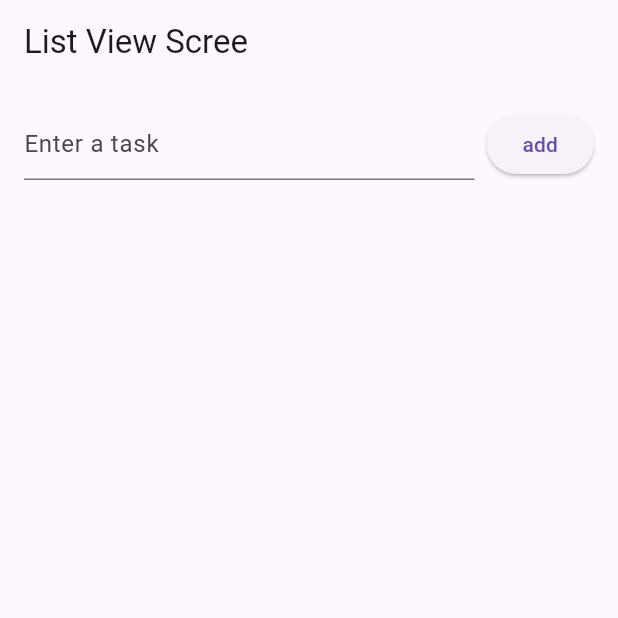
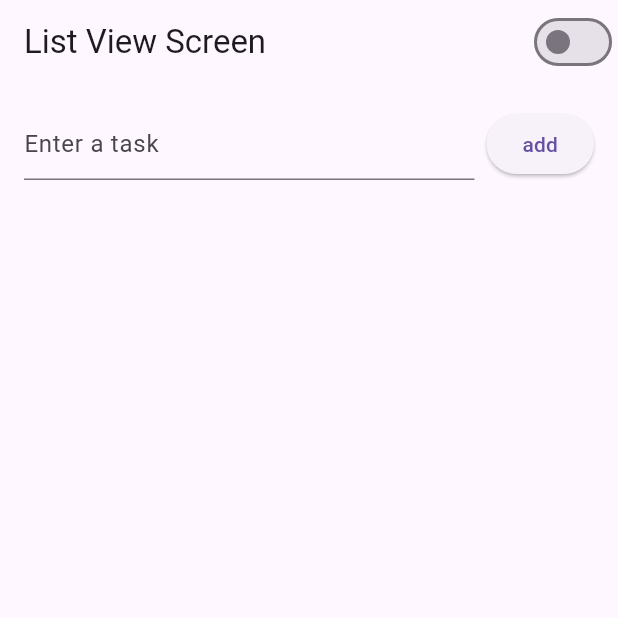
Before and after one commit to shokhrukhorolov/practice_ui, a Flutter app: the screen it shows after launch, on a phone screen of 412 x 824 dp, the top half of it. Run offline on Flutter 3.47's test engine with Material 3 defaults, Android fonts, the phone set to English and light mode, and no system bars.

Commit message:
tried to work on provider and how it works and completed 80% of stuff

```diff
--- /dev/null
+++ b/devtools_options.yaml
@@ -0,0 +1,3 @@
+description: This file stores settings for Dart & Flutter DevTools.
+documentation: https://docs.flutter.dev/tools/devtools/extensions#configure-extension-enablement-states
+extensions:
--- a/lib/flutter_practice_log/practice_08_02_10.dart
+++ b/lib/flutter_practice_log/practice_08_02_10.dart
@@ -1,5 +1,6 @@
 import 'package:flutter/material.dart';
 import 'package:provider/provider.dart';
+import 'package:ui_practices/models/themeprovider.dart';
 import 'package:ui_practices/models/todoprovider.dart';
 
 class TodoScreen extends StatelessWidget {
@@ -11,8 +12,21 @@ class TodoScreen extends StatelessWidget {
     final TextEditingController controller = TextEditingController();
 
     return Scaffold(
-      appBar: AppBar(title: Text('List View Scree'),),
-      body: Padding(padding: const EdgeInsets.all(16.0),
+      appBar: AppBar(
+        title: Text('List View Screen'),
+        actions: [
+          Consumer<ThemeProvider>(
+            builder: (context, themeProvider, child) {
+              return Switch(
+                value: ThemeProvider().isDark,
+                onChanged: (_) => themeProvider.toggleTheme(),
+              );
+            },
+          ),
+        ],
+      ),
+      body: Padding(
+        padding: const EdgeInsets.all(16.0),
         child: Column(
           children: [
             Row(
@@ -20,20 +34,19 @@ class TodoScreen extends StatelessWidget {
                 Expanded(
                   child: TextField(
                     controller: controller,
-                      decoration: const InputDecoration(
-                        hintText: 'Enter a task',
-                      ),
+                    decoration: const InputDecoration(hintText: 'Enter a task'),
                   ),
                 ),
                 const SizedBox(width: 8),
-                  ElevatedButton(onPressed: () {
+                ElevatedButton(
+                  onPressed: () {
                     if (controller.text.isNotEmpty) {
                       todoProvider.addTask(controller.text);
                       controller.clear();
                     }
                   },
                   child: const Text('add'),
-                  )
+                ),
               ],
             ),
 
@@ -46,15 +59,16 @@ class TodoScreen extends StatelessWidget {
                   final task = todoProvider.tasks[index];
                   return ListTile(
                     title: Text(task),
-                          trailing: IconButton(onPressed: () => todoProvider.removeTask(index), icon: const Icon(Icons.delete, color: Colors.red,),
-
-                          )
+                    trailing: IconButton(
+                      onPressed: () => todoProvider.removeTask(index),
+                      icon: const Icon(Icons.delete, color: Colors.red),
+                    ),
                   );
                 },
-                  )
-              )
+              ),
+            ),
           ],
-          )
+        ),
       ),
     );
   }
--- a/lib/main.dart
+++ b/lib/main.dart
@@ -3,6 +3,7 @@ import 'package:provider/provider.dart';
 import 'package:ui_practices/flutter_practice_log/practice_07_30_09.dart';
 import 'package:ui_practices/flutter_practice_log/practice_08_01_10.dart';
 import 'package:ui_practices/flutter_practice_log/practice_08_02_10.dart';
+import 'package:ui_practices/flutter_practice_log/practice_08_03_10.dart';
 import 'package:ui_practices/flutter_practice_log/practice_1_24_09.dart';
 import 'package:ui_practices/flutter_practice_log/practice_2_25_09.dart';
 import 'package:ui_practices/flutter_practice_log/practice_3_26_09.dart';
@@ -11,11 +12,18 @@ import 'package:ui_practices/flutter_practice_log/practice_5_28_09.dart';
 import 'package:ui_practices/flutter_practice_log/practice_6_29_09.dart';
 import 'package:ui_practices/models/counter_provider.dart';
 import 'package:ui_practices/models/navigation.dart';
+import 'package:ui_practices/models/themeprovider.dart';
 import 'package:ui_practices/models/todoprovider.dart';
 
 void main() {
   runApp(
-    ChangeNotifierProvider(create: (_) => TodoProvider(), child: const MyApp()),
+    MultiProvider(
+      providers: [
+        ChangeNotifierProvider(create: (_) => TodoProvider()),
+        ChangeNotifierProvider(create: (_) => ThemeProvider()),
+      ],
+      child: const MyApp(),
+    ),
   );
 }
 
@@ -25,6 +33,14 @@ class MyApp extends StatelessWidget {
   // This widget is the root of your application.
   @override
   Widget build(BuildContext context) {
-    return MaterialApp(debugShowCheckedModeBanner: false, home: TodoScreen());
+    final themeProvider = context.watch<ThemeProvider>();
+
+    return MaterialApp(
+      debugShowCheckedModeBanner: false,
+      theme: ThemeData(),
+      darkTheme: ThemeData.dark(),
+      themeMode: themeProvider.isDark ? ThemeMode.dark : ThemeMode.light,
+      home: TodoScreen(),
+    );
   }
 }
--- /dev/null
+++ b/lib/models/Themedata.dart
@@ -0,0 +1,11 @@
+import 'package:flutter/material.dart';
+
+final lightTheme = ThemeData(
+  brightness: Brightness.light,
+  primarySwatch: Colors.blue,
+);
+
+final darkTheme = ThemeData(
+  brightness: Brightness.dark,
+  primarySwatch: Colors.deepPurple,
+);
--- /dev/null
+++ b/lib/models/themeprovider.dart
@@ -0,0 +1,13 @@
+import 'package:flutter/foundation.dart';
+import 'package:flutter/material.dart';
+
+class ThemeProvider with ChangeNotifier {
+  bool _isDark = false;
+
+  bool get isDark => _isDark;
+
+  void toggleTheme() {
+    _isDark = !_isDark;
+    notifyListeners();
+  }
+}
--- a/lib/models/todoprovider.dart
+++ b/lib/models/todoprovider.dart
@@ -15,4 +15,5 @@ class TodoProvider with ChangeNotifier {
     notifyListeners();
   }
 
+
 }
```
Also changed, not shown: lib/flutter_practice_log/practice_08_03_10.dart (added, +45 -0 lines). Lines whose indentation alone changed are shown as unchanged.
